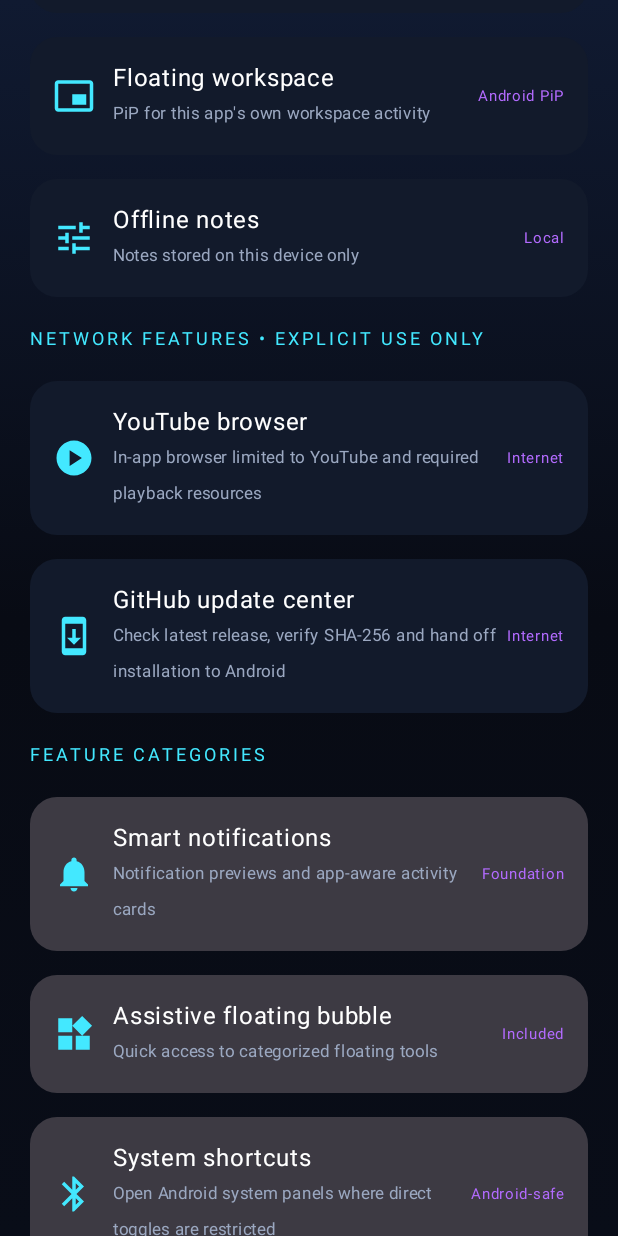
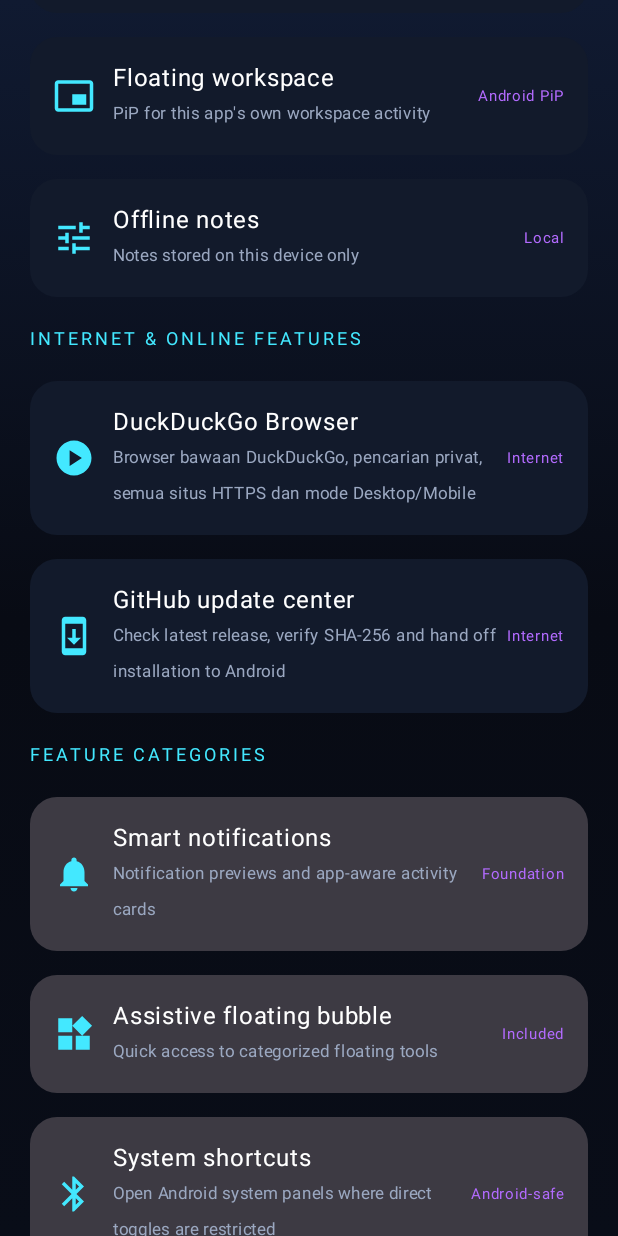
Before and after one commit to adebojel/dynamic-island-ultra, an Android app built with Jetpack Compose: the screen it shows after launch (MainActivity), scrolled down 1153 dp, on a phone screen of 412 x 824 dp. Run offline under Robolectric (Android 15) with nearby library versions, the phone set to English and light mode, and no system bars.

Commit message:
feat(ui): set DuckDuckGo browser as primary web feature

```diff
--- a/app/src/main/java/com/adebojel/dynamicislandultra/MainActivity.kt
+++ b/app/src/main/java/com/adebojel/dynamicislandultra/MainActivity.kt
@@ -41,7 +41,7 @@ import com.adebojel.dynamicislandultra.floating.InstalledAppsActivity
 import com.adebojel.dynamicislandultra.floating.OfflineNotesActivity
 import com.adebojel.dynamicislandultra.floating.OfflineCalculatorActivity
 import com.adebojel.dynamicislandultra.floating.FloatingWorkspaceActivity
-import com.adebojel.dynamicislandultra.browser.YoutubeBrowserActivity
+import com.adebojel.dynamicislandultra.browser.DuckDuckGoBrowserActivity
 import com.adebojel.dynamicislandultra.update.AppUpdateActivity
 
 private val Night = Color(0xFF080B14)
@@ -78,7 +78,7 @@ class MainActivity : ComponentActivity() {
                     onNotes = { openLocal(OfflineNotesActivity::class.java) },
                     onCalculator = { openLocal(OfflineCalculatorActivity::class.java) },
                     onWorkspace = { openLocal(FloatingWorkspaceActivity::class.java) },
-                    onYoutubeBrowser = { openLocal(YoutubeBrowserActivity::class.java) },
+                    onBrowser = { openLocal(DuckDuckGoBrowserActivity::class.java) },
                     onUpdate = { openLocal(AppUpdateActivity::class.java) }
                 )
             }
@@ -148,7 +148,7 @@ private fun Dashboard(
     onNotes: () -> Unit,
     onCalculator: () -> Unit,
     onWorkspace: () -> Unit,
-    onYoutubeBrowser: () -> Unit,
+    onBrowser: () -> Unit,
     onUpdate: () -> Unit
 ) {
     LazyColumn(
@@ -262,9 +262,9 @@ private fun Dashboard(
         item {
             FeatureCard(Icons.Default.Tune, "Offline notes", "Notes stored on this device only", "Local", onNotes)
         }
-        item { Text("NETWORK FEATURES • EXPLICIT USE ONLY", color = Cyan, fontSize = 12.sp, letterSpacing = 2.sp) }
+        item { Text("INTERNET & ONLINE FEATURES", color = Cyan, fontSize = 12.sp, letterSpacing = 2.sp) }
         item {
-            FeatureCard(Icons.Default.PlayCircle, "YouTube browser", "In-app browser limited to YouTube and required playback resources", "Internet", onYoutubeBrowser)
+            FeatureCard(Icons.Default.PlayCircle, "DuckDuckGo Browser", "Browser bawaan DuckDuckGo, pencarian privat, semua situs HTTPS dan mode Desktop/Mobile", "Internet", onBrowser)
         }
         item {
             FeatureCard(Icons.Default.SystemUpdate, "GitHub update center", "Check latest release, verify SHA-256 and hand off installation to Android", "Internet", onUpdate)
```
